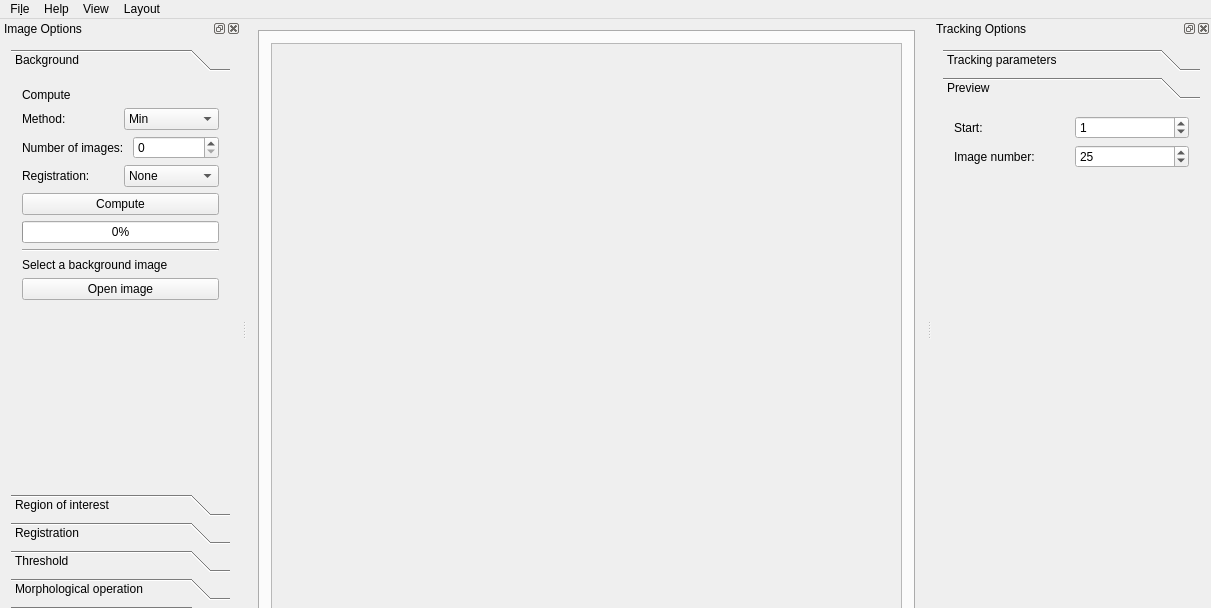
Above: src/interactive.ui from FastTrackOrg/FastTrack before the change; both pictures show x 0 to 1211 and y 0 to 608 of the 1211 by 898 pixel window. Below: the same form after it.
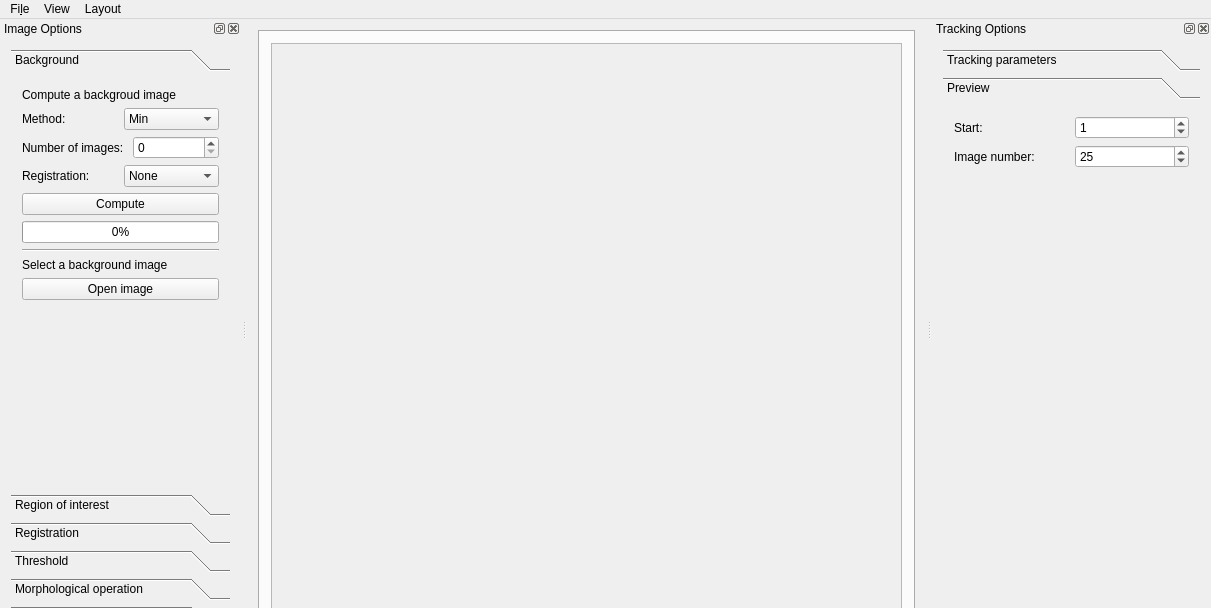
That is the form after the change. The open tabs and pages were chosen to show the change.

Commit message: [style] interactive: delete deprecated button

Patch:
```diff
--- a/src/interactive.ui
+++ b/src/interactive.ui
@@ -427,7 +427,7 @@
           <x>0</x>
           <y>0</y>
           <width>225</width>
-          <height>372</height>
+          <height>328</height>
          </rect>
         </property>
         <attribute name="label">
@@ -532,7 +532,7 @@
          <item row="0" column="0" colspan="2">
           <widget class="QLabel" name="label_20">
            <property name="text">
-            <string>Compute</string>
+            <string>Compute a backgroud image</string>
            </property>
           </widget>
          </item>
@@ -1043,11 +1043,6 @@
     </property>
     <addaction name="actionOpen"/>
    </widget>
-   <widget class="QMenu" name="menuHelp">
-    <property name="title">
-     <string>Help</string>
-    </property>
-   </widget>
    <widget class="QMenu" name="menuView">
     <property name="title">
      <string>View</string>
@@ -1063,7 +1058,6 @@
     <addaction name="actionLayout4"/>
    </widget>
    <addaction name="menuOpen"/>
-   <addaction name="menuHelp"/>
    <addaction name="menuView"/>
    <addaction name="menuLayout"/>
   </widget>
```
Left out of the diff: 30 changed lines with no effect on the pictures.
